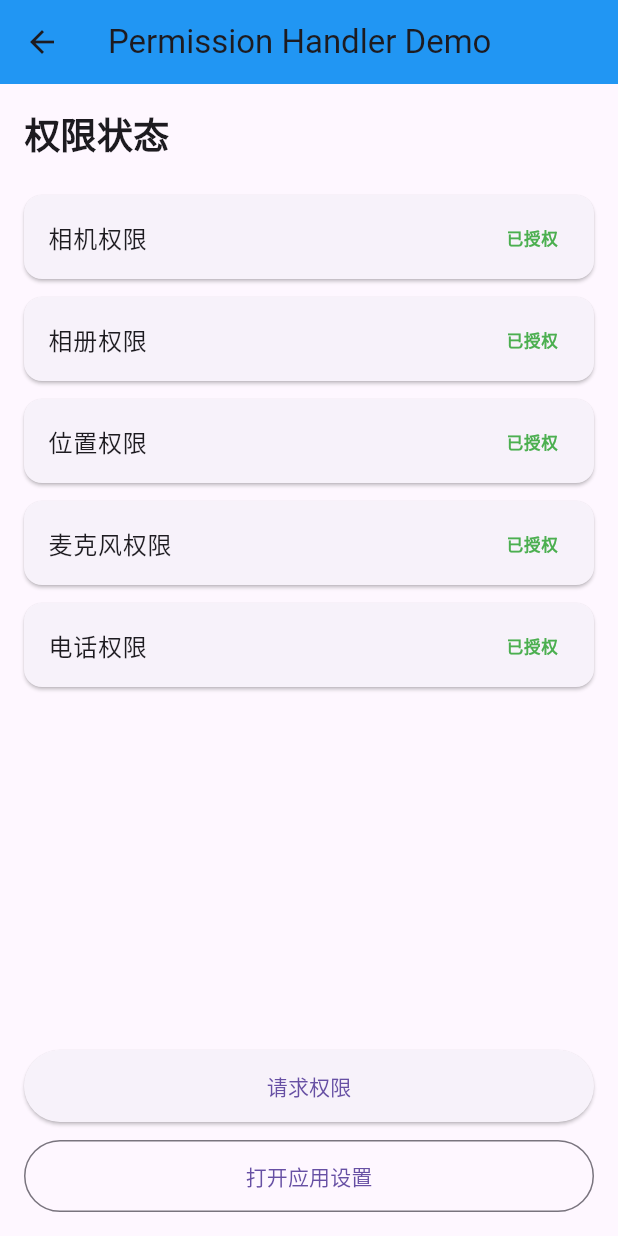
After one commit to haoyuedada/my_app_3_35, a Flutter app: the PermissionHandlerDemo screen opened directly, after a tap on "打开应用设置", on a phone screen of 412 x 824 dp. The commit adds this screen. Run offline on Flutter 3.47's test engine with Material 3 defaults, Android fonts, the phone set to English and light mode, and no system bars; our stand-ins replace audioplayers, connectivity_plus, device_info_plus, flutter_local_notifications, flutter_widget_from_html_core, fluttertoast and 4 more; missing offline and left inert: flutter_inappwebview, mobile_scanner.

Commit message:
add permission_handler

```diff
--- a/lib/samples/library_test_home.dart
+++ b/lib/samples/library_test_home.dart
@@ -11,6 +11,7 @@ import 'fluttertoast_demo.dart';
 import 'image_gallery_saver_demo.dart';
 import 'keyboard_actions_demo.dart';
 import 'mobile_scanner_demo.dart';
+import 'permission_handler_demo.dart';
 
 class LibraryTestHome extends StatefulWidget {
   @override
@@ -92,6 +93,12 @@ class _LibraryTestHomeState extends State<LibraryTestHome> {
       keyword: 'mobile scanner mobile_scanner 二维码 条形码 扫描',
       builder: (context) => MobileScannerDemo(),
     ),
+    FunctionItem(
+      title: 'permission_handler Demo',
+      description: '权限处理功能演示',
+      keyword: 'permission handler permission_handler 权限 处理',
+      builder: (context) => PermissionHandlerDemo(),
+    ),
 ];
 
   @override
@@ -171,6 +178,8 @@ IconData _getIconForFunction(String title) {
     return Icons.keyboard;
   } else if (title.contains('mobile_scanner') || title.contains('扫描')) {
     return Icons.qr_code_scanner;
+  } else if (title.contains('permission_handler') || title.contains('权限')) {
+    return Icons.security;
   }
   return Icons.apps;
 }
--- /dev/null
+++ b/lib/samples/permission_handler_demo.dart
@@ -0,0 +1,171 @@
+import 'package:flutter/material.dart';
+import 'package:permission_handler/permission_handler.dart';
+
+class PermissionHandlerDemo extends StatefulWidget {
+  @override
+  _PermissionHandlerDemoState createState() => _PermissionHandlerDemoState();
+}
+
+class _PermissionHandlerDemoState extends State<PermissionHandlerDemo> {
+  // 权限状态
+  Map<Permission, PermissionStatus> _permissionStatus = {};
+
+  // 需要测试的权限列表
+  final List<Permission> _permissions = [
+    Permission.camera,
+    Permission.photos,
+    Permission.locationWhenInUse,
+    Permission.microphone,
+    Permission.phone,
+  ];
+
+  @override
+  void initState() {
+    super.initState();
+    _checkPermissionsStatus();
+  }
+
+  // 检查所有权限状态
+  Future<void> _checkPermissionsStatus() async {
+    Map<Permission, PermissionStatus> statuses =
+        await _permissions.request();
+
+    setState(() {
+      print("chy , ${statuses}");
+      _permissionStatus = statuses;
+    });
+  }
+
+  // 打开应用设置
+  Future<void> _openAppSettings() async {
+    await openAppSettings();
+  }
+
+  // 权限状态显示文本
+  String _getStatusText(PermissionStatus status) {
+    switch (status) {
+      case PermissionStatus.granted:
+        return '已授权';
+      case PermissionStatus.denied:
+        return '已拒绝';
+      case PermissionStatus.permanentlyDenied:
+        return '永久拒绝';
+      case PermissionStatus.restricted:
+        return '受限制';
+      case PermissionStatus.limited:
+        return '有限授权';
+      default:
+        return '未知';
+    }
+  }
+
+  // 权限状态显示颜色
+  Color _getStatusColor(PermissionStatus status) {
+    switch (status) {
+      case PermissionStatus.granted:
+        return Colors.green;
+      case PermissionStatus.denied:
+        return Colors.orange;
+      case PermissionStatus.permanentlyDenied:
+        return Colors.red;
+      case PermissionStatus.restricted:
+        return Colors.red;
+      case PermissionStatus.limited:
+        return Colors.yellow;
+      default:
+        return Colors.grey;
+    }
+  }
+
+  // 权限名称
+  String _getPermissionName(Permission permission) {
+    switch (permission) {
+      case Permission.camera:
+        return '相机权限';
+      case Permission.photos:
+        return '相册权限';
+      case Permission.locationWhenInUse:
+        return '位置权限';
+      case Permission.microphone:
+        return '麦克风权限';
+      case Permission.phone:
+        return '电话权限';
+      default:
+        return '未知权限';
+    }
+  }
+
+  @override
+  Widget build(BuildContext context) {
+    return Scaffold(
+      appBar: AppBar(
+        title: Text('Permission Handler Demo'),
+        backgroundColor: Colors.blue,
+      ),
+      body: Padding(
+        padding: EdgeInsets.all(16.0),
+        child: Column(
+          crossAxisAlignment: CrossAxisAlignment.start,
+          children: [
+            Text(
+              '权限状态',
+              style: TextStyle(fontSize: 24, fontWeight: FontWeight.bold),
+            ),
+            SizedBox(height: 24.0),
+
+            // 权限状态列表
+            Expanded(
+              child: ListView.builder(
+                itemCount: _permissions.length,
+                itemBuilder: (context, index) {
+                  final permission = _permissions[index];
+                  final status = _permissionStatus[permission];
+
+                  return Card(
+                    margin: EdgeInsets.only(bottom: 12.0),
+                    child: ListTile(
+                      title: Text(_getPermissionName(permission)),
+                      trailing: status != null
+                          ? Text(
+                              _getStatusText(status),
+                              style: TextStyle(
+                                color: _getStatusColor(status),
+                                fontWeight: FontWeight.bold,
+                              ),
+                            )
+                          : CircularProgressIndicator(),
+                    ),
+                  );
+                },
+              ),
+            ),
+
+            SizedBox(height: 24.0),
+
+            // 刷新按钮
+            SizedBox(
+              width: double.infinity,
+              height: 48,
+              child: ElevatedButton(
+                onPressed: _checkPermissionsStatus,
+                child: Text('请求权限'),
+              ),
+            ),
+
+            SizedBox(height: 12.0),
+
+            // 打开设置按钮
+            SizedBox(
+              width: double.infinity,
+              height: 48,
+              child: OutlinedButton(
+                onPressed: _openAppSettings,
+                child: Text('打开应用设置'),
+              ),
+            ),
+          ],
+        ),
+      ),
+    );
+  }
+}
--- a/pubspec.yaml
+++ b/pubspec.yaml
@@ -81,6 +81,12 @@ dependencies:
   mobile_scanner:
     git:
       url: "https://gitee.com/openharmony-sig/fluttertpc_mobile_scanner"
+
+  permission_handler:
+    git:
+      url: "https://gitee.com/openharmony-sig/flutter_permission_handler.git"
+      path: permission_handler
+
   # image_crop:
   #   git:
   #     url: "https://gitee.com/openharmony-sig/flutter_image_crop.git"
```
Also changed, not shown: pubspec.lock, 2 other files.
